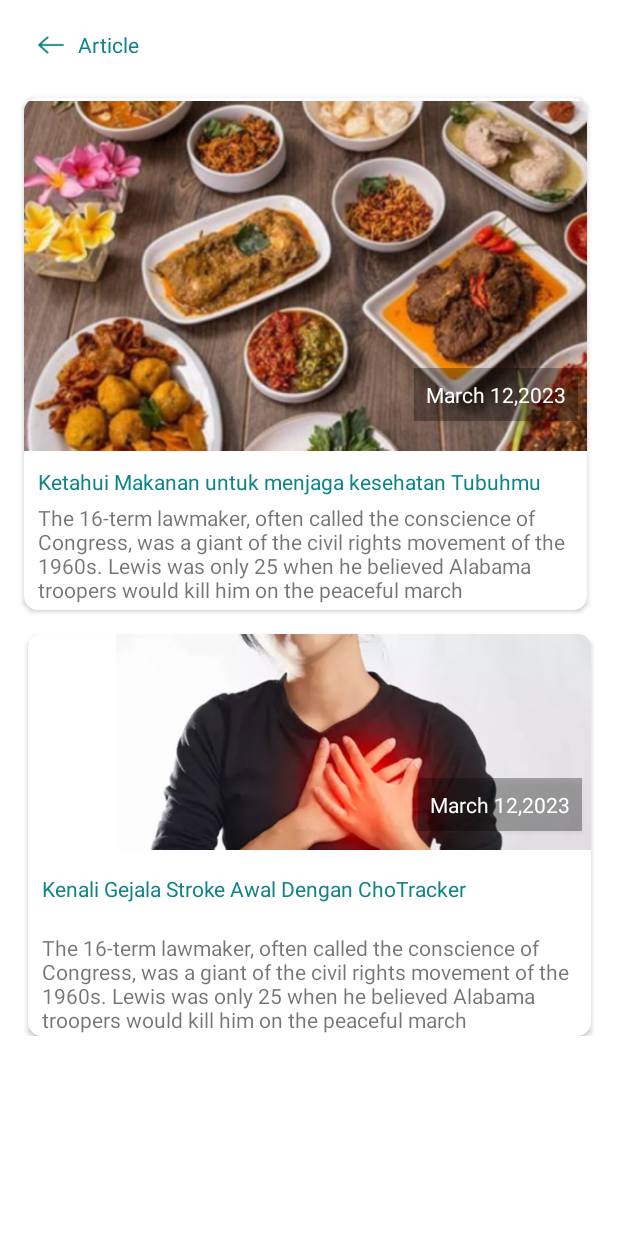
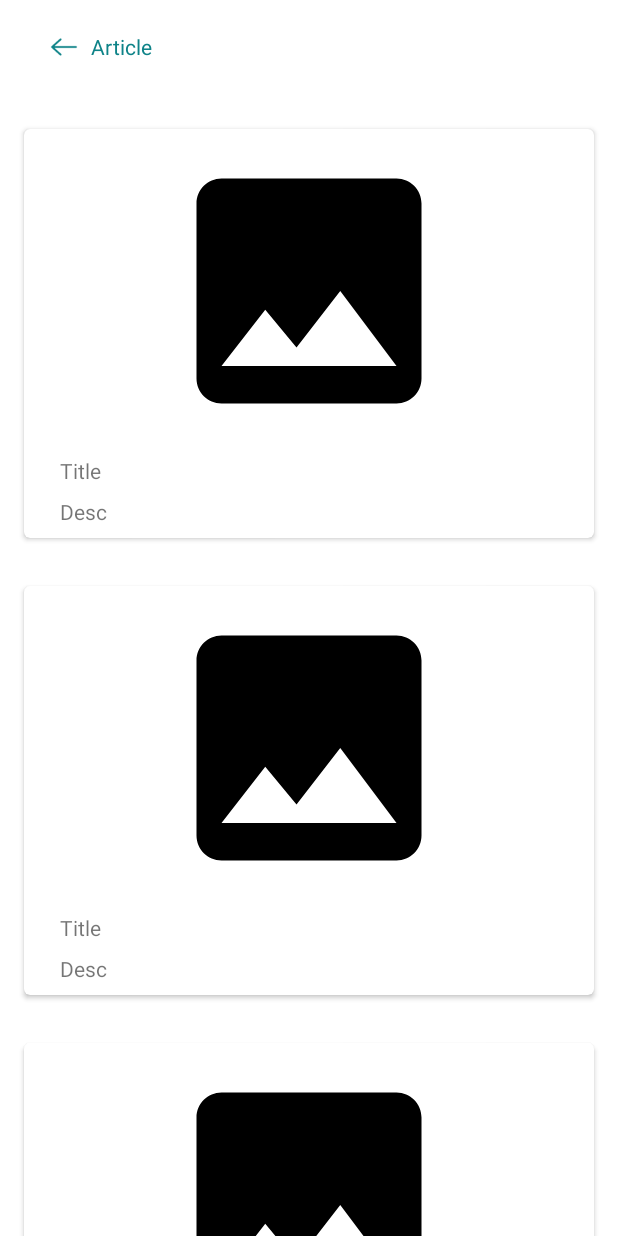
Before and after one commit to ChoTracker-C23-PS308/ChoTracker-MD, an Android app: the layout fragment_article.xml on its own in the app's theme, with its tools: preview values and no code run, on a phone screen of 412 x 824 dp. Run offline under Robolectric (Android 15) with nearby library versions, the phone set to English and light mode, and no system bars.

Commit message:
create recyclerview on article

```diff
--- a/app/build.gradle
+++ b/app/build.gradle
@@ -2,6 +2,7 @@ plugins {
     id 'com.android.application'
     id 'org.jetbrains.kotlin.android'
     id 'com.google.gms.google-services'
+    id 'kotlin-parcelize'
 }
 
 android {
@@ -42,10 +43,12 @@ dependencies {
     implementation 'com.google.android.material:material:1.9.0'
     implementation 'androidx.constraintlayout:constraintlayout:2.1.4'
     implementation  'de.hdodenhof:circleimageview:3.1.0'
+    implementation 'com.google.firebase:firebase-auth:22.0.0'
+    implementation 'com.google.android.gms:play-services-auth:20.5.0'
+    implementation 'org.jetbrains.kotlinx:kotlinx-coroutines-android:1.6.4'
     testImplementation 'junit:junit:4.13.2'
     androidTestImplementation 'androidx.test.ext:junit:1.1.5'
     androidTestImplementation 'androidx.test.espresso:espresso-core:3.5.1'
-
     implementation 'com.google.firebase:firebase-auth:22.0.0'
     implementation 'com.google.android.gms:play-services-auth:20.5.0'
     implementation 'org.jetbrains.kotlinx:kotlinx-coroutines-android:1.6.4'
--- a/app/src/main/AndroidManifest.xml
+++ b/app/src/main/AndroidManifest.xml
@@ -27,7 +27,8 @@
             android:exported="false" />
         <activity
             android:name=".ui.main.MainActivity"
-            android:exported="false" />
+            android:exported="false"
+            />
         <activity
             android:name=".ui.splash_screen.SplashScreenActivity"
             android:exported="true"
--- /dev/null
+++ b/app/src/main/res/drawable/baseline_image_24.xml
@@ -0,0 +1,5 @@
+<vector android:height="24dp" android:tint="#000000"
+    android:viewportHeight="24" android:viewportWidth="24"
+    android:width="24dp" xmlns:android="http://schemas.android.com/apk/res/android">
+    <path android:fillColor="@android:color/white" android:pathData="M21,19V5c0,-1.1 -0.9,-2 -2,-2H5c-1.1,0 -2,0.9 -2,2v14c0,1.1 0.9,2 2,2h14c1.1,0 2,-0.9 2,-2zM8.5,13.5l2.5,3.01L14.5,12l4.5,6H5l3.5,-4.5z"/>
+</vector>
--- a/app/src/main/res/layout/fragment_article.xml
+++ b/app/src/main/res/layout/fragment_article.xml
@@ -1,5 +1,5 @@
 <?xml version="1.0" encoding="utf-8"?>
-<ScrollView xmlns:android="http://schemas.android.com/apk/res/android"
+<androidx.constraintlayout.widget.ConstraintLayout xmlns:android="http://schemas.android.com/apk/res/android"
     xmlns:app="http://schemas.android.com/apk/res-auto"
     xmlns:tools="http://schemas.android.com/tools"
     android:layout_width="match_parent"
@@ -7,12 +7,19 @@
     android:background="@color/white"
     tools:context=".ui.article.ArticleFragment">
 
-    <androidx.constraintlayout.widget.ConstraintLayout
-        android:layout_width="match_parent"
-        android:layout_height="wrap_content"
-        android:id="@+id/container_article"
-        android:background="@color/white"
-        tools:ignore="ExtraText">
+
+    <androidx.recyclerview.widget.RecyclerView
+        android:id="@+id/rv_article"
+        android:layout_width="0dp"
+        android:layout_height="0dp"
+        android:layout_marginTop="70dp"
+        app:layout_constraintBottom_toBottomOf="parent"
+        app:layout_constraintEnd_toEndOf="parent"
+        app:layout_constraintHorizontal_bias="0.0"
+        app:layout_constraintStart_toStartOf="parent"
+        app:layout_constraintTop_toTopOf="parent"
+        app:layout_constraintVertical_bias="0.0"
+        tools:listitem="@layout/item_list_article" />
 
     <LinearLayout
 
@@ -25,133 +32,31 @@
             app:layout_constraintEnd_toEndOf="parent"
             app:layout_constraintStart_toStartOf="parent"
             app:layout_constraintTop_toTopOf="parent"
-            android:orientation="horizontal" />
-
-        <TextView
-            android:id="@+id/textView6"
-            android:layout_width="47dp"
-            android:layout_height="19dp"
-            android:layout_marginTop="20dp"
-            android:text="@string/article"
-            android:textColor="@color/main_green"
-            app:layout_constraintStart_toEndOf="@+id/back_from_article"
-            app:layout_constraintTop_toTopOf="parent" />
+            android:orientation="horizontal">
 
             <ImageView
                 android:id="@+id/back_from_article"
                 android:layout_width="36dp"
                 android:layout_height="20dp"
                 android:layout_marginStart="16dp"
-            android:layout_marginTop="20dp"
+                android:layout_marginTop="5dp"
                 app:layout_constraintStart_toStartOf="parent"
                 app:layout_constraintTop_toTopOf="parent"
-            app:srcCompat="@drawable/logo_back" />/>
-
-        <androidx.cardview.widget.CardView
-            android:id="@+id/firts_article"
-            android:layout_width="375dp"
-            android:layout_height="341dp"
-            android:layout_marginStart="16dp"
-            android:layout_marginTop="65dp"
-            android:layout_marginEnd="16dp"
-            app:cardBackgroundColor="@color/white"
-
-            app:cardCornerRadius="9dp"
-            app:layout_constraintEnd_toEndOf="parent"
-            app:layout_constraintHorizontal_bias="0.0"
-            app:layout_constraintStart_toStartOf="parent"
-            app:layout_constraintTop_toTopOf="parent"
-            tools:ignore="MissingConstraints">
+                app:srcCompat="@drawable/logo_back" />
 
             <TextView
-                android:id="@+id/textView8"
-                android:layout_width="wrap_content"
-                android:layout_height="wrap_content"
-                android:layout_marginLeft="9dp"
-                android:layout_marginTop="246dp"
-                android:text="@string/name_article"
-                android:textColor="@color/main_green" />
+                android:id="@+id/textView6"
+                android:layout_width="47dp"
+                android:layout_height="19dp"
+                android:layout_marginTop="5dp"
+                android:text="@string/article"
+                android:textColor="@color/main_green"
+                app:layout_constraintStart_toEndOf="@+id/back_from_article"
+                app:layout_constraintTop_toTopOf="parent" />
+        </LinearLayout>
 
-            <TextView
-                android:id="@+id/textView9"
-                android:layout_width="wrap_content"
-                android:layout_height="wrap_content"
-                android:layout_marginLeft="9dp"
-                android:layout_marginTop="270dp"
-                android:text="@string/description_article" />
 
-            <ImageView
-                android:id="@+id/imageView6"
-                android:layout_width="382dp"
-                android:layout_height="237dp"
-                app:srcCompat="@drawable/article1" />
 
-            <TextView
-                android:layout_width="wrap_content"
-                android:layout_height="wrap_content"
-                android:layout_marginStart="260dp"
-                android:layout_marginTop="180dp"
-                android:background="#4D000000"
-                android:drawablePadding="4dp"
-                android:elevation="2dp"
-                android:padding="8dp"
-                android:text="@string/date_article"
-                android:textAppearance="@style/TextAppearance.AppCompat.Small"
-                android:textColor="@android:color/white"
-                tools:ignore="MissingConstraints" />
 
-        </androidx.cardview.widget.CardView>
-
-        <androidx.cardview.widget.CardView
-            android:id="@+id/article2"
-            android:layout_width="375dp"
-            android:layout_height="268dp"
-            android:layout_marginStart="16dp"
-            android:layout_marginTop="16dp"
-            android:layout_marginEnd="16dp"
-            app:cardBackgroundColor="@color/white"
-            app:cardCornerRadius="9dp"
-            app:layout_constraintEnd_toEndOf="parent"
-            app:layout_constraintStart_toStartOf="parent"
-            app:layout_constraintTop_toBottomOf="@+id/firts_article">
-
-            <ImageView
-                android:id="@+id/imageView7"
-                android:layout_width="439dp"
-                android:layout_height="144dp"
-                app:srcCompat="@drawable/article2" />
-
-            <TextView
-                android:id="@+id/textView10"
-                android:layout_width="wrap_content"
-                android:layout_height="wrap_content"
-                android:layout_marginLeft="9dp"
-                android:layout_marginTop="160dp"
-                android:text="@string/name_article2"
-                android:textColor="@color/main_green" />
-
-            <TextView
-                android:id="@+id/textView11"
-                android:layout_width="wrap_content"
-                android:layout_height="wrap_content"
-                android:layout_marginLeft="9dp"
-                android:layout_marginTop="199dp"
-                android:text="@string/description_article2" />
-
-            <TextView
-                android:layout_width="wrap_content"
-                android:layout_height="wrap_content"
-                android:layout_marginLeft="260dp"
-                android:layout_marginTop="96dp"
-                android:background="#4D000000"
-                android:drawablePadding="4dp"
-                android:elevation="2dp"
-                android:padding="8dp"
-                android:text="@string/date_article"
-                android:textAppearance="@style/TextAppearance.AppCompat.Small"
-                android:textColor="@android:color/white"
-                tools:ignore="MissingConstraints" />
-        </androidx.cardview.widget.CardView>
 
 </androidx.constraintlayout.widget.ConstraintLayout>
-</ScrollView>
--- /dev/null
+++ b/app/src/main/res/layout/item_list_article.xml
@@ -0,0 +1,57 @@
+<?xml version="1.0" encoding="utf-8"?>
+<androidx.cardview.widget.CardView xmlns:android="http://schemas.android.com/apk/res/android"
+    android:layout_width="match_parent"
+    android:layout_height="wrap_content"
+    xmlns:app="http://schemas.android.com/apk/res-auto"
+    xmlns:tools="http://schemas.android.com/tools"
+    android:id="@+id/card_view"
+    android:layout_gravity="center"
+    android:layout_marginStart="16dp"
+    android:layout_marginTop="16dp"
+    android:layout_marginEnd="16dp"
+    android:layout_marginBottom="16dp"
+    app:cardCornerRadius="4dp"
+    android:elevation="16dp">
+
+    <androidx.constraintlayout.widget.ConstraintLayout
+        android:layout_width="match_parent"
+        android:layout_height="wrap_content"
+        android:padding="8dp"
+        >
+
+
+        <ImageView
+            android:id="@+id/iv_item_photo"
+            android:layout_width="348dp"
+            android:layout_height="200dp"
+            android:background="@color/white"
+            android:padding="0dp"
+            android:transitionName="photo"
+            app:layout_constraintEnd_toEndOf="parent"
+            app:layout_constraintHorizontal_bias="0.5"
+            app:layout_constraintStart_toStartOf="parent"
+            app:layout_constraintTop_toTopOf="parent"
+            app:srcCompat="@drawable/baseline_image_24" />
+
+        <TextView
+            android:id="@+id/tv_titlle"
+            android:layout_width="wrap_content"
+            android:layout_height="wrap_content"
+            android:layout_marginStart="16dp"
+            android:layout_marginTop="10dp"
+            android:text="@string/title"
+            app:layout_constraintStart_toStartOf="parent"
+            app:layout_constraintTop_toBottomOf="@+id/iv_item_photo" />
+
+        <TextView
+            android:id="@+id/textView17"
+            android:layout_width="wrap_content"
+            android:layout_height="wrap_content"
+            android:layout_marginStart="16dp"
+            android:layout_marginTop="8dp"
+            android:text="@string/desc"
+            app:layout_constraintStart_toStartOf="parent"
+            app:layout_constraintTop_toBottomOf="@+id/tv_titlle" />
+
+    </androidx.constraintlayout.widget.ConstraintLayout>
+</androidx.cardview.widget.CardView>
--- a/app/src/main/res/values/strings.xml
+++ b/app/src/main/res/values/strings.xml
@@ -130,5 +130,16 @@ consult with us</string>
     <string name="wrong_email_password">Login failed!\nPlease make sure your email or password is correct.</string>
     <string name="email_verification_error">Please verify your account first!</string>
 
+    <string name="title">Title</string>
+    <string name="desc">Desc</string>
+
+    <string-array name="data_title">
+        <item>Ketahui Makanan untuk menjaga kesehatan Tubuhmu</item>
+    </string-array>
+
+    <string-array name="data_desc">
+        <item>The 16-term lawmaker, often called the conscience of Congress, was a giant of the civil rights movement of the 1960s. Lewis was only 25 when he believed Alabama troopers would kill him on the peaceful march</item>
+    </string-array>
+
 
 </resources>
```
Also changed, not shown: app/src/main/res/drawable/article1.png. Lines whose indentation alone changed are shown as unchanged.
